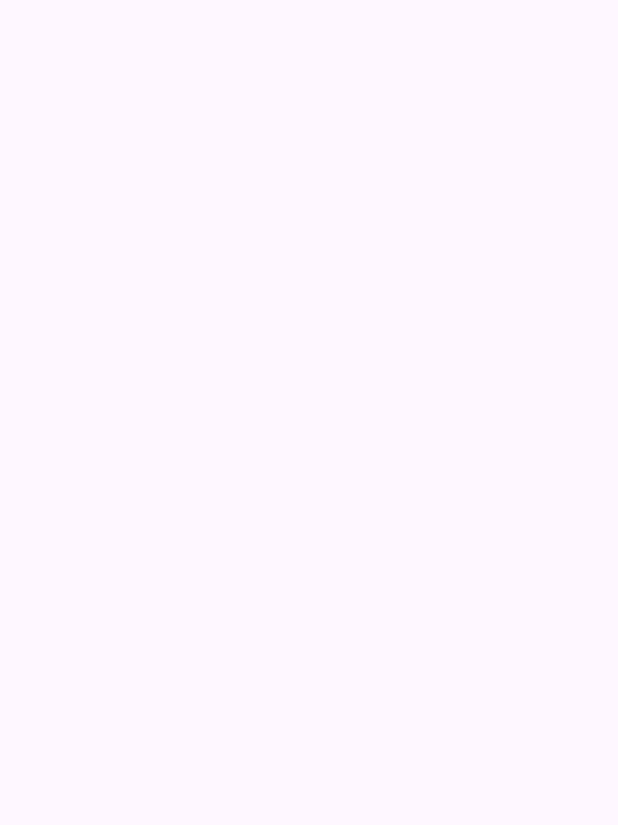
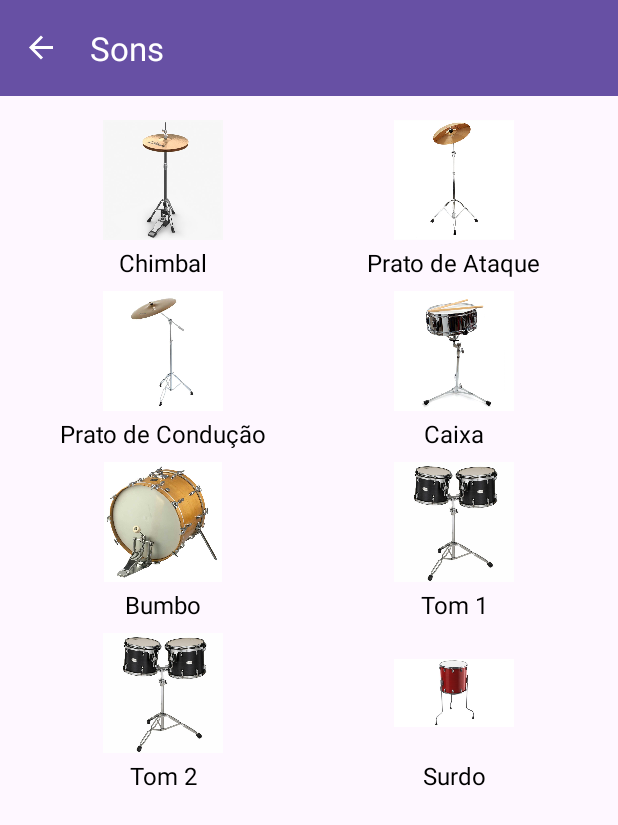
Before and after one commit to RAKE-237/PocketDrummer, an Android app: the ThirdFragment screen opened through its navigation route, on a phone screen of 412 x 824 dp. Before the commit the part shown is empty. Shown: the top 825 px of the screen. Run offline under Robolectric (Android 15) with nearby library versions, the phone set to English and light mode, and no system bars; our stand-ins replace navigation-ui.

Commit message:
Versão Final

```diff
--- /dev/null
+++ b/app/src/main/java/com/example/pocketdrummer/AdaptadorThird.java
@@ -0,0 +1,51 @@
+package com.example.pocketdrummer;
+
+import android.content.Context;
+import android.view.LayoutInflater;
+import android.view.View;
+import android.view.ViewGroup;
+import android.widget.BaseAdapter;
+import android.widget.ImageView;
+import android.widget.TextView;
+import java.util.List;
+
+public class AdaptadorThird extends BaseAdapter {
+    private Context context;
+    private List<Item> itemList;
+
+    public AdaptadorThird(Context context, List<Item> itemList) {
+        this.context = context;
+        this.itemList = itemList;
+    }
+
+    @Override
+    public int getCount() {
+        return itemList.size();
+    }
+
+    @Override
+    public Object getItem(int position) {
+        return itemList.get(position);
+    }
+
+    @Override
+    public long getItemId(int position) {
+        return position;
+    }
+
+    @Override
+    public View getView(int position, View convertView, ViewGroup parent) {
+        if (convertView == null) {
+            convertView = LayoutInflater.from(context).inflate(R.layout.grid_item, parent, false);
+        }
+
+        ImageView imageView = convertView.findViewById(R.id.imageView);
+        TextView textView = convertView.findViewById(R.id.textView);
+
+        Item item = itemList.get(position);
+        imageView.setImageResource(item.getIconResource());
+        textView.setText(item.getName());
+
+        return convertView;
+    }
+}
--- a/app/src/main/java/com/example/pocketdrummer/Item.java
+++ b/app/src/main/java/com/example/pocketdrummer/Item.java
@@ -3,11 +3,27 @@ package com.example.pocketdrummer;
 public class Item {
     private String name;
     private int iconResource;
+    private int soundResource;
     private String description;
+
+    public Item(String name, int iconResource, int soundResource, String description) {
+        this.name = name;
+        this.iconResource = iconResource;
+        this.soundResource = soundResource;
+        this.description = description;
+    }
 
     public Item(String name, int iconResource, String description) {
         this.name = name;
         this.iconResource = iconResource;
+        this.soundResource = soundResource;
+        this.description = description;
+    }
+
+    public Item(String name, int iconResource, int soundResource) {
+        this.name = name;
+        this.iconResource = iconResource;
+        this.soundResource = soundResource;
         this.description = description;
     }
 
@@ -19,6 +35,10 @@ public class Item {
         return iconResource;
     }
 
+    public int getSoundResource() {
+        return soundResource;
+    }
+
     public String getDescription() {
         return description;
     }
--- a/app/src/main/java/com/example/pocketdrummer/MainActivity.java
+++ b/app/src/main/java/com/example/pocketdrummer/MainActivity.java
@@ -4,20 +4,30 @@ import android.os.Bundle;
 import androidx.appcompat.app.AppCompatActivity;
 import androidx.navigation.NavController;
 import androidx.navigation.Navigation;
+import androidx.navigation.ui.AppBarConfiguration;
+import androidx.navigation.ui.NavigationUI;
+import androidx.appcompat.widget.Toolbar;
 
 public class MainActivity extends AppCompatActivity {
+
+    private AppBarConfiguration appBarConfiguration;
 
     @Override
     protected void onCreate(Bundle savedInstanceState) {
         super.onCreate(savedInstanceState);
-        setContentView(R.layout.activity_main); // Certifique-se de que este layout não contém AppBar ou FAB
+        setContentView(R.layout.activity_main);
+
+        Toolbar toolbar = findViewById(R.id.toolbar);
+        setSupportActionBar(toolbar);
 
         NavController navController = Navigation.findNavController(this, R.id.nav_host_fragment_content_main);
+        appBarConfiguration = new AppBarConfiguration.Builder(navController.getGraph()).build();
+        NavigationUI.setupActionBarWithNavController(this, navController, appBarConfiguration);
     }
 
     @Override
     public boolean onSupportNavigateUp() {
         NavController navController = Navigation.findNavController(this, R.id.nav_host_fragment_content_main);
-        return navController.navigateUp() || super.onSupportNavigateUp();
+        return NavigationUI.navigateUp(navController, appBarConfiguration) || super.onSupportNavigateUp();
     }
 }
--- a/app/src/main/java/com/example/pocketdrummer/SecondFragment.java
+++ b/app/src/main/java/com/example/pocketdrummer/SecondFragment.java
@@ -4,14 +4,11 @@ import android.os.Bundle;
 import android.view.LayoutInflater;
 import android.view.View;
 import android.view.ViewGroup;
-import android.widget.AdapterView;
 import android.widget.ListView;
-import android.widget.TextView;
 
 import androidx.annotation.NonNull;
 import androidx.annotation.Nullable;
 import androidx.fragment.app.Fragment;
-
 import java.util.ArrayList;
 import java.util.List;
 
@@ -40,7 +37,7 @@ public class SecondFragment extends Fragment {
         itemList.add(new Item(getString(R.string.tom2), R.drawable.tom1e2, getString(R.string.descriptiontom2)));
         itemList.add(new Item(getString(R.string.surdo), R.drawable.surdo, getString(R.string.descriptionsurdo)));
 
-        Adaptador adapter = new Adaptador(requireContext(), itemList);
+        AdaptadorSecond adapter = new AdaptadorSecond(requireContext(), itemList);
         listView.setAdapter(adapter);
     }
 }
--- a/app/src/main/java/com/example/pocketdrummer/ThirdFragment.java
+++ b/app/src/main/java/com/example/pocketdrummer/ThirdFragment.java
@@ -1,64 +1,53 @@
 package com.example.pocketdrummer;
 
+import android.media.MediaPlayer;
 import android.os.Bundle;
-
-import androidx.fragment.app.Fragment;
-
 import android.view.LayoutInflater;
 import android.view.View;
 import android.view.ViewGroup;
+import android.widget.AdapterView;
+import android.widget.GridView;
+import androidx.annotation.NonNull;
+import androidx.annotation.Nullable;
+import androidx.fragment.app.Fragment;
+import java.util.ArrayList;
+import java.util.List;
 
-/**
- * A simple {@link Fragment} subclass.
- * Use the {@link ThirdFragment#newInstance} factory method to
- * create an instance of this fragment.
- */
 public class ThirdFragment extends Fragment {
 
-    // TODO: Rename parameter arguments, choose names that match
-    // the fragment initialization parameters, e.g. ARG_ITEM_NUMBER
-    private static final String ARG_PARAM1 = "param1";
-    private static final String ARG_PARAM2 = "param2";
+    private List<Item> itemList;
 
-    // TODO: Rename and change types of parameters
-    private String mParam1;
-    private String mParam2;
-
-    public ThirdFragment() {
-        // Required empty public constructor
-    }
-
-    /**
-     * Use this factory method to create a new instance of
-     * this fragment using the provided parameters.
-     *
-     * @param param1 Parameter 1.
-     * @param param2 Parameter 2.
-     * @return A new instance of fragment ThirdFragment.
-     */
-    // TODO: Rename and change types and number of parameters
-    public static ThirdFragment newInstance(String param1, String param2) {
-        ThirdFragment fragment = new ThirdFragment();
-        Bundle args = new Bundle();
-        args.putString(ARG_PARAM1, param1);
-        args.putString(ARG_PARAM2, param2);
-        fragment.setArguments(args);
-        return fragment;
+    @Nullable
+    @Override
+    public View onCreateView(@NonNull LayoutInflater inflater, @Nullable ViewGroup container,
+                             @Nullable Bundle savedInstanceState) {
+        return inflater.inflate(R.layout.fragment_third, container, false);
     }
 
     @Override
-    public void onCreate(Bundle savedInstanceState) {
-        super.onCreate(savedInstanceState);
-        if (getArguments() != null) {
-            mParam1 = getArguments().getString(ARG_PARAM1);
-            mParam2 = getArguments().getString(ARG_PARAM2);
-        }
-    }
+    public void onViewCreated(@NonNull View view, @Nullable Bundle savedInstanceState) {
+        GridView gridView = view.findViewById(R.id.gridView);
 
-    @Override
-    public View onCreateView(LayoutInflater inflater, ViewGroup container,
-                             Bundle savedInstanceState) {
-        // Inflate the layout for this fragment
-        return inflater.inflate(R.layout.fragment_third, container, false);
+        itemList = new ArrayList<>();
+        itemList.add(new Item("Chimbal", R.drawable.chimbal, R.raw.chimbal));
+        itemList.add(new Item("Prato de Ataque", R.drawable.pratoataque, R.raw.pratoataque));
+        itemList.add(new Item("Prato de Condução", R.drawable.pratoconducao, R.raw.pratoconducao));
+        itemList.add(new Item("Caixa", R.drawable.caixa, R.raw.caixa));
+        itemList.add(new Item("Bumbo", R.drawable.bumbo, R.raw.bumbo));
+        itemList.add(new Item("Tom 1", R.drawable.tom1e2, R.raw.tom1));
+        itemList.add(new Item("Tom 2", R.drawable.tom1e2, R.raw.tom2));
+        itemList.add(new Item("Surdo", R.drawable.surdo, R.raw.surdo));
+
+        AdaptadorThird adapter = new AdaptadorThird(requireContext(), itemList);
+        gridView.setAdapter(adapter);
+
+        gridView.setOnItemClickListener(new AdapterView.OnItemClickListener() {
+            @Override
+            public void onItemClick(AdapterView<?> parent, View view, int position, long id) {
+                MediaPlayer mediaPlayer = MediaPlayer.create(requireContext(), itemList.get(position).getSoundResource());
+                mediaPlayer.start();
+                mediaPlayer.setOnCompletionListener(mp -> mp.release());
+            }
+        });
     }
 }
--- a/app/src/main/res/layout/activity_main.xml
+++ b/app/src/main/res/layout/activity_main.xml
@@ -1,20 +1,30 @@
 <?xml version="1.0" encoding="utf-8"?>
-<androidx.constraintlayout.widget.ConstraintLayout xmlns:android="http://schemas.android.com/apk/res/android"
+<androidx.coordinatorlayout.widget.CoordinatorLayout xmlns:android="http://schemas.android.com/apk/res/android"
     xmlns:app="http://schemas.android.com/apk/res-auto"
     xmlns:tools="http://schemas.android.com/tools"
     android:layout_width="match_parent"
     android:layout_height="match_parent"
     tools:context=".MainActivity">
 
+    <com.google.android.material.appbar.AppBarLayout
+        android:layout_width="match_parent"
+        android:layout_height="wrap_content"
+        android:theme="@style/ThemeOverlay.AppCompat.Dark.ActionBar">
+
+        <androidx.appcompat.widget.Toolbar
+            android:id="@+id/toolbar"
+            android:layout_width="match_parent"
+            android:layout_height="?attr/actionBarSize"
+            android:background="?attr/colorPrimary"
+            app:popupTheme="@style/ThemeOverlay.AppCompat.Light" />
+    </com.google.android.material.appbar.AppBarLayout>
+
     <fragment
         android:id="@+id/nav_host_fragment_content_main"
         android:name="androidx.navigation.fragment.NavHostFragment"
-        android:layout_width="0dp"
-        android:layout_height="0dp"
-        app:layout_constraintTop_toTopOf="parent"
-        app:layout_constraintBottom_toBottomOf="parent"
-        app:layout_constraintStart_toStartOf="parent"
-        app:layout_constraintEnd_toEndOf="parent"
-        app:navGraph="@navigation/nav_graph" />
+        android:layout_width="match_parent"
+        android:layout_height="match_parent"
+        app:navGraph="@navigation/nav_graph"
+        app:defaultNavHost="true" />
 
-</androidx.constraintlayout.widget.ConstraintLayout>
+</androidx.coordinatorlayout.widget.CoordinatorLayout>
--- a/app/src/main/res/layout/fragment_third.xml
+++ b/app/src/main/res/layout/fragment_third.xml
@@ -1,9 +1,28 @@
 <?xml version="1.0" encoding="utf-8"?>
 <androidx.constraintlayout.widget.ConstraintLayout xmlns:android="http://schemas.android.com/apk/res/android"
+    xmlns:app="http://schemas.android.com/apk/res-auto"
     xmlns:tools="http://schemas.android.com/tools"
     android:layout_width="match_parent"
     android:layout_height="match_parent"
     tools:context=".ThirdFragment">
 
+    <androidx.constraintlayout.widget.ConstraintLayout
+        android:layout_width="match_parent"
+        android:layout_height="match_parent"
+        android:layout_marginTop="?attr/actionBarSize">
+
+        <GridView
+            android:id="@+id/gridView"
+            android:layout_width="0dp"
+            android:layout_height="0dp"
+            android:numColumns="2"
+            app:layout_constraintTop_toTopOf="parent"
+            app:layout_constraintBottom_toBottomOf="parent"
+            app:layout_constraintStart_toStartOf="parent"
+            app:layout_constraintEnd_toEndOf="parent"
+            android:verticalSpacing="8dp"
+            android:horizontalSpacing="8dp"
+            android:padding="16dp" />
+    </androidx.constraintlayout.widget.ConstraintLayout>
 
 </androidx.constraintlayout.widget.ConstraintLayout>
--- /dev/null
+++ b/app/src/main/res/layout/grid_item.xml
@@ -0,0 +1,21 @@
+<?xml version="1.0" encoding="utf-8"?>
+<LinearLayout xmlns:android="http://schemas.android.com/apk/res/android"
+    android:layout_width="match_parent"
+    android:layout_height="wrap_content"
+    android:orientation="vertical"
+    android:gravity="center">
+
+    <ImageView
+        android:id="@+id/imageView"
+        android:layout_width="80dp"
+        android:layout_height="80dp"
+        android:layout_gravity="center"/>
+
+    <TextView
+        android:id="@+id/textView"
+        android:layout_width="wrap_content"
+        android:layout_height="wrap_content"
+        android:textColor="@android:color/black"
+        android:textSize="16sp"
+        android:layout_marginTop="4dp"/>
+</LinearLayout>
--- a/app/src/main/res/layout/list_item.xml
+++ b/app/src/main/res/layout/list_item.xml
@@ -11,7 +11,7 @@
         android:orientation="horizontal">
 
         <ImageView
-            android:id="@+id/icon"
+            android:id="@+id/item_icon"
             android:layout_width="48dp"
             android:layout_height="48dp"
             android:layout_marginEnd="8dp" />
--- a/app/src/main/res/values/strings.xml
+++ b/app/src/main/res/values/strings.xml
@@ -3,9 +3,9 @@
     <string name="pocket_drummer">Pocket Drummer</string>
     <string name="action_settings">Settings</string>
     <!-- Strings used for fragments for navigation -->
-    <string name="first_fragment_label">First Fragment</string>
-    <string name="second_fragment_label">Second Fragment</string>
-    <string name="third_fragment_label">Third Fragment</string>
+    <string name="first_fragment_label">Home</string>
+    <string name="second_fragment_label">Descrição</string>
+    <string name="third_fragment_label">Sons</string>
     <string name="next">Next</string>
     <string name="previous">Previous</string>
     <string-array name="spinner_options">
```
Also changed, not shown: app/src/main/java/com/example/pocketdrummer/Adaptador.java (deleted, +0 -45 lines), app/src/main/java/com/example/pocketdrummer/AdaptadorSecond.java (added, +59 -0 lines), app/src/main/res/layout/fragment_second.xml (+13 -8 lines).
